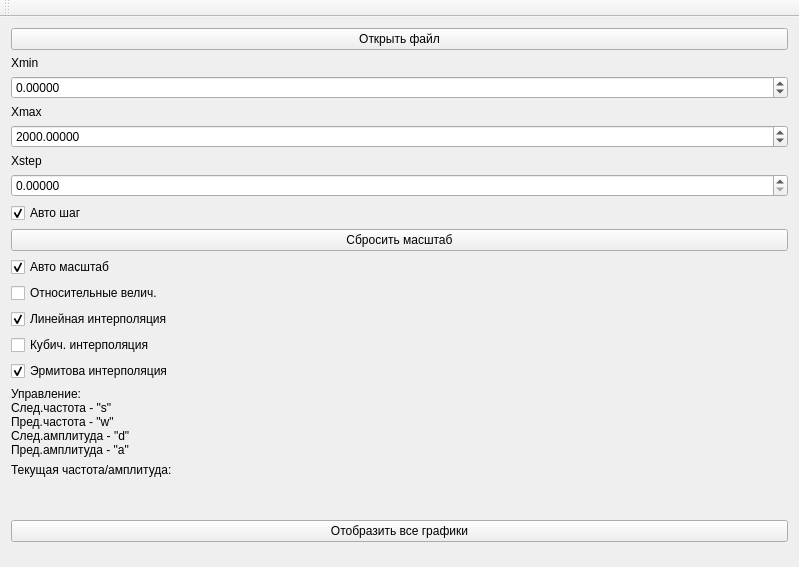
Above: mainwindow.ui from irsural/splines before the change. Below: the same form after it.
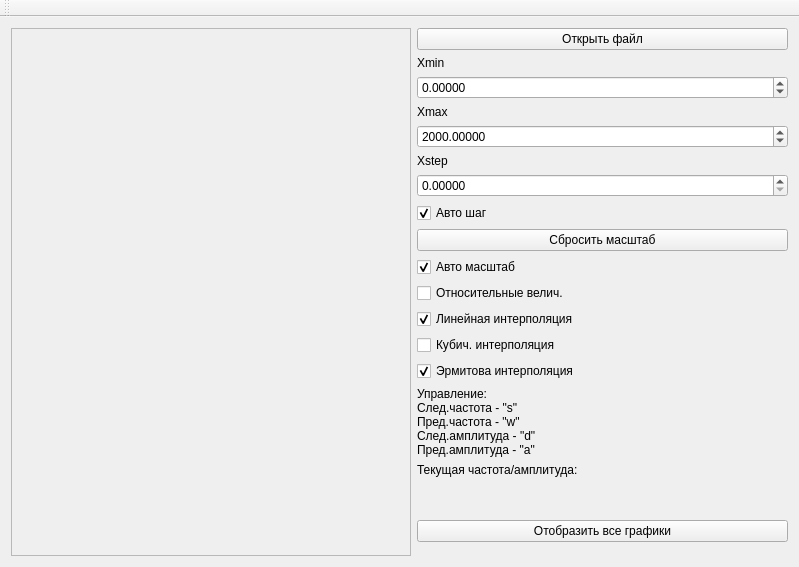
That is the form after the change.

Commit message: Теперь появляется скролл бар если слишком много чекбоксов

The edit to the form file:
```diff
--- a/mainwindow.ui
+++ b/mainwindow.ui
@@ -31,7 +31,42 @@
        </layout>
       </item>
       <item>
-       <layout class="QVBoxLayout" name="buttons_layout"/>
+       <layout class="QVBoxLayout" name="verticalLayout">
+        <item>
+         <widget class="QScrollArea" name="scrollArea">
+          <property name="maximumSize">
+           <size>
+            <width>400</width>
+            <height>16777215</height>
+           </size>
+          </property>
+          <property name="widgetResizable">
+           <bool>true</bool>
+          </property>
+          <widget class="QWidget" name="scrollAreaWidgetContents_3">
+           <property name="geometry">
+            <rect>
+             <x>0</x>
+             <y>0</y>
+             <width>398</width>
+             <height>510</height>
+            </rect>
+           </property>
+           <property name="maximumSize">
+            <size>
+             <width>400</width>
+             <height>16777215</height>
+            </size>
+           </property>
+           <layout class="QGridLayout" name="gridLayout_2">
+            <item row="0" column="0">
+             <layout class="QVBoxLayout" name="buttons_layout"/>
+            </item>
+           </layout>
+          </widget>
+         </widget>
+        </item>
+       </layout>
       </item>
       <item>
        <layout class="QVBoxLayout" name="control_layout">
```
